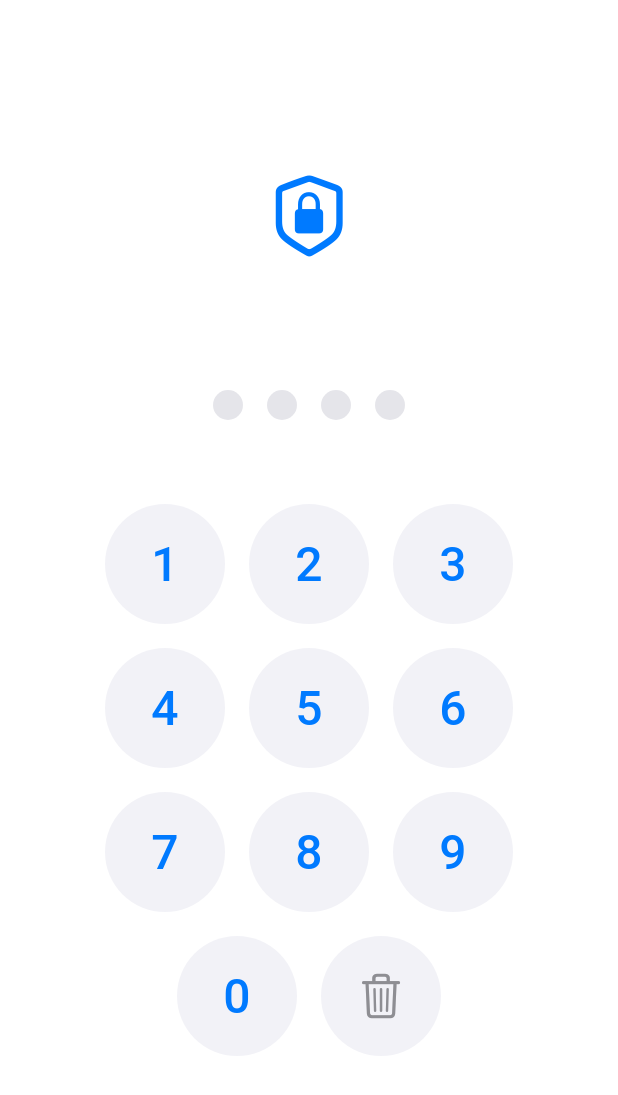
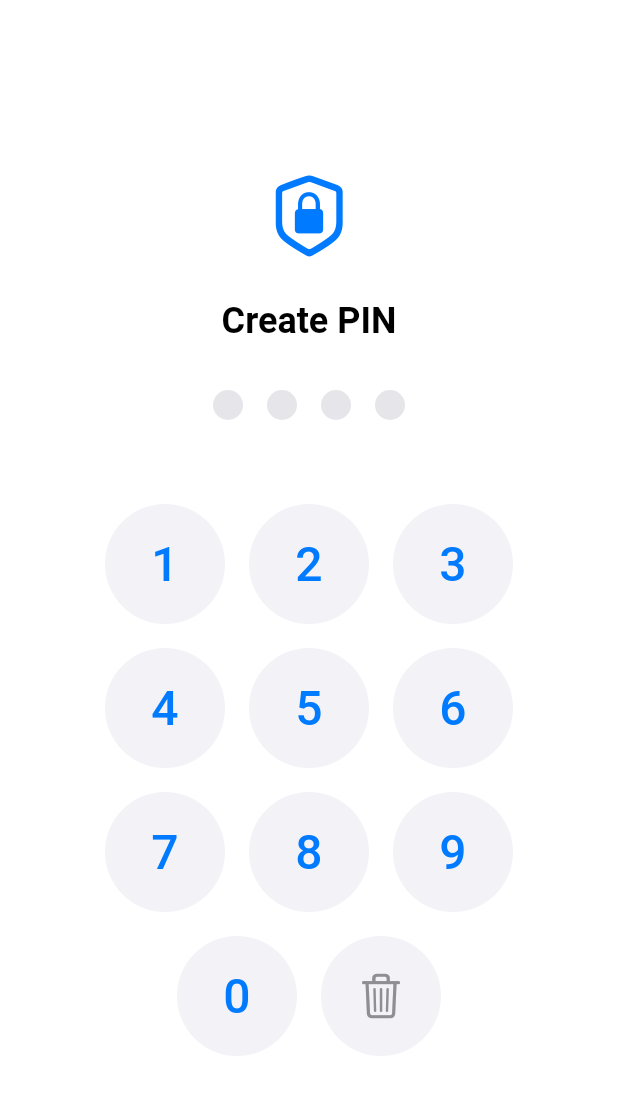
Before and after one commit to OthmanHaba/lost_item_tracker, a Flutter app: the screen it shows after launch, on a phone screen of 412 x 824 dp. Shown: the top 1095 px of the screen. Run offline on Flutter 3.47's test engine with Material 3 defaults, Android fonts, the phone set to English and light mode, and no system bars; our stand-ins replace google_fonts, image_picker, shared_preferences; generated files the repository leaves out were written again; Roboto replaces fonts that are missing (Tajawal).

```diff
--- a/lib/screens/login_screen.dart
+++ b/lib/screens/login_screen.dart
@@ -1,4 +1,6 @@
 import 'package:flutter/cupertino.dart';
+import 'package:flutter/material.dart';
+import 'package:lost_item_tracker/main.dart';
 import 'package:shared_preferences/shared_preferences.dart';
 import 'item_list_screen.dart';
 import '../utils/storage_service.dart';
@@ -47,7 +49,7 @@ class _LoginScreenState extends State<LoginScreen> {
             if (_confirmPin == _pin.join()) {
               _savePin();
             } else {
-              _showError('PINs do not match. Please try again.');
+              _showError(context.t.pinsDoNotMatch);
               setState(() {
                 _confirmPin = '';
                 _pin.clear();
@@ -82,7 +84,7 @@ class _LoginScreenState extends State<LoginScreen> {
     if (savedPin == _pin.join()) {
       _navigateToHome();
     } else {
-      _showError('Incorrect PIN. Please try again.');
+      _showError(context.t.incorrectPin);
       setState(() {
         _pin.clear();
       });
@@ -103,7 +105,7 @@ class _LoginScreenState extends State<LoginScreen> {
     showCupertinoDialog(
       context: context,
       builder: (context) => CupertinoAlertDialog(
-        title: const Text('Error'),
+        title: const Text("Error"),
         content: Text(message),
         actions: [
           CupertinoDialogAction(
@@ -131,17 +133,18 @@ class _LoginScreenState extends State<LoginScreen> {
               ),
               const SizedBox(height: 24),
               Text(
-                _isFirstTime ? 'Create PIN' : 'Enter PIN',
+                _isFirstTime ? context.t.createPin : context.t.enterPin,
                 style: const TextStyle(
                   fontSize: 24,
+                  color: Colors.black,
                   fontWeight: FontWeight.bold,
                 ),
               ),
               if (_isFirstTime && _confirmPin.isNotEmpty) ...[
                 const SizedBox(height: 8),
-                const Text(
-                  'Confirm PIN',
-                  style: TextStyle(
+                Text(
+                  context.t.confirmPin,
+                  style: const TextStyle(
                     fontSize: 17,
                     color: CupertinoColors.systemGrey,
                   ),
```
